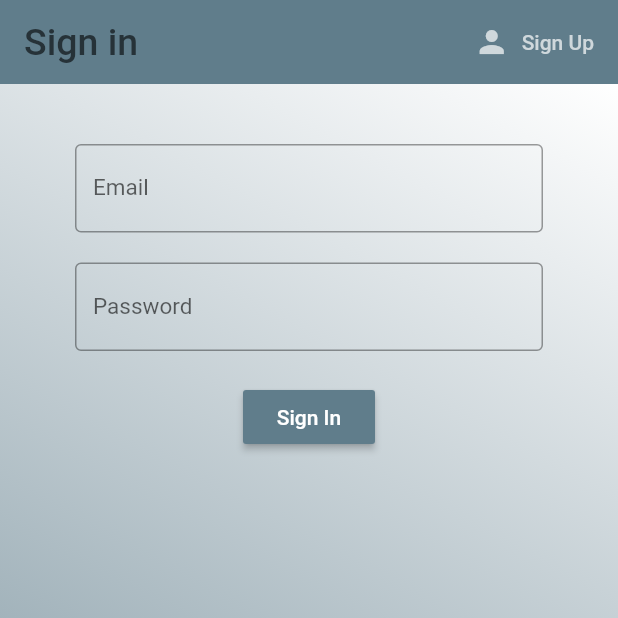
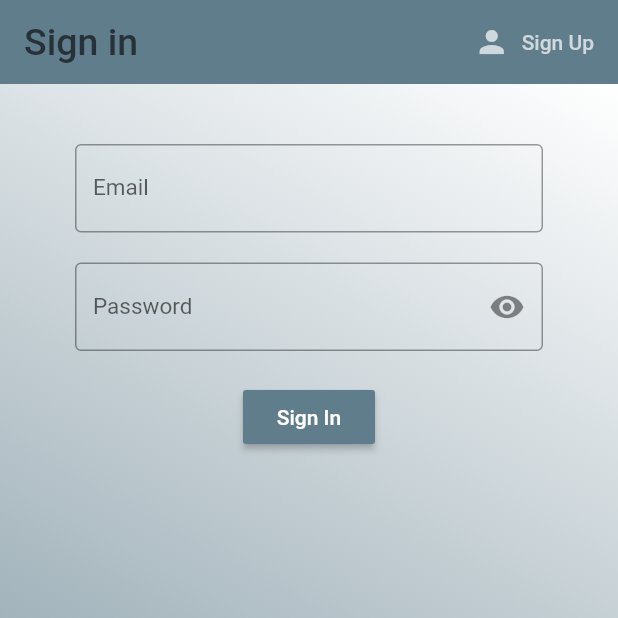
Before and after one commit to abraraltaf92/currentLoc, a Flutter app: the screen it shows after launch, after a tap on "Create My Account", after a tap on "Sign In", on a phone screen of 412 x 824 dp, the top half of it. Run offline on Flutter 3.47's test engine with Material 2 defaults, Android fonts, the phone set to English and light mode, and no system bars; our stand-ins replace animated_splash_screen, firebase_auth, firebase_core, flutter_spinkit, geolocator, google_maps_flutter and 2 more; accounts and stored records are empty.

Commit message:
updated password visibility feature on sign in page and also validated the password

```diff
--- a/lib/screens/authenticate/authenticate.dart
+++ b/lib/screens/authenticate/authenticate.dart
@@ -8,7 +8,7 @@ class Authenticate extends StatefulWidget {
 }
 
 class _AuthenticateState extends State<Authenticate> {
-  bool showSignIn = true; // sign in option at top right
+  bool showSignIn = true;
   void toggleView() {
     setState(() => showSignIn = !showSignIn);
   }
--- a/lib/screens/authenticate/register.dart
+++ b/lib/screens/authenticate/register.dart
@@ -57,10 +57,7 @@ class _RegisterState extends State<Register> {
               elevation: 0,
               title: Text(
                 "Create Account",
-                style: TextStyle(
-                    // fontFamily: 'Signatra',
-                    fontSize: 25.0,
-                    color: Colors.blueGrey[900]),
+                style: TextStyle(fontSize: 25.0, color: Colors.blueGrey[900]),
               ),
               actions: <Widget>[
                 FlatButton.icon(
@@ -117,8 +114,6 @@ class _RegisterState extends State<Register> {
                               hintText: 'Enter you email address',
                             ),
                             validator: validateEmail,
-                            // (val) =>
-                            //     val.isEmpty ? 'Enter an email' : null,
                             onChanged: (val) {
                               setState(() {
                                 email = val;
@@ -148,9 +143,6 @@ class _RegisterState extends State<Register> {
                                   },
                                 )),
                             validator: validatePassword,
-                            // (val) => val.length < 6
-                            //     ? 'Enter a password 6+ chars long'
-                            //     : null,
                             obscureText: _passwordVisible,
                             onChanged: (val) {
                               setState(() {
@@ -207,6 +199,7 @@ class _RegisterState extends State<Register> {
                         });
                         dynamic userCredential = await _auth
                             .registerWithEmailAndPassword(email, password);
+                        print('ye le : $userCredential');
                         if (userCredential == null) {
                           setState(() {
                             loading = false;
@@ -242,7 +235,6 @@ class _RegisterState extends State<Register> {
                       });
                       dynamic user = await _auth.signInWithGoogle();
 
-                      // print('down user: $user BYE BYE');
                       if (user == null) {
                         setState(() {
                           loading = false;
--- a/lib/screens/authenticate/signIn.dart
+++ b/lib/screens/authenticate/signIn.dart
@@ -16,14 +16,21 @@ class _SignInState extends State<SignIn> {
   String password = '';
   String rePassword = '';
   bool loading = false;
+  bool _passwordVisible = true;
   final AuthService _auth = AuthService();
+
+  String validatePassword(String value) {
+    if (value.trim().isEmpty || value.length < 6 || value.length > 14) {
+      return 'Minimum 6 & Maximum 14 Characters!!!';
+    }
+    return null;
+  }
 
   @override
   Widget build(BuildContext context) {
     return loading
         ? Loading()
         : Scaffold(
-            // backgroundColor: Colors.purple[100],
             appBar: AppBar(
               backgroundColor: Theme.of(context).accentColor,
               elevation: 0,
@@ -60,7 +67,7 @@ class _SignInState extends State<SignIn> {
               ),
               padding: EdgeInsets.symmetric(vertical: 20, horizontal: 50),
               child: Form(
-                key: _formKey, // to validate our form , to track we use it
+                key: _formKey,
                 child: Column(
                   children: [
                     SizedBox(
@@ -92,12 +99,19 @@ class _SignInState extends State<SignIn> {
                         labelStyle: TextStyle(
                           fontSize: 15.0,
                         ),
+                        suffixIcon: IconButton(
+                            icon: Icon(_passwordVisible
+                                ? Icons.visibility
+                                : Icons.visibility_off),
+                            onPressed: () {
+                              setState(() {
+                                _passwordVisible = !_passwordVisible;
+                              });
+                            }),
                         hintText: 'Enter Your Password',
                       ),
-                      validator: (val) => val.length < 6
-                          ? 'Enter a password 6+ chars long'
-                          : null,
-                      obscureText: true,
+                      validator: validatePassword,
+                      obscureText: _passwordVisible,
                       onChanged: (val) {
                         setState(() {
                           password = val;
```
